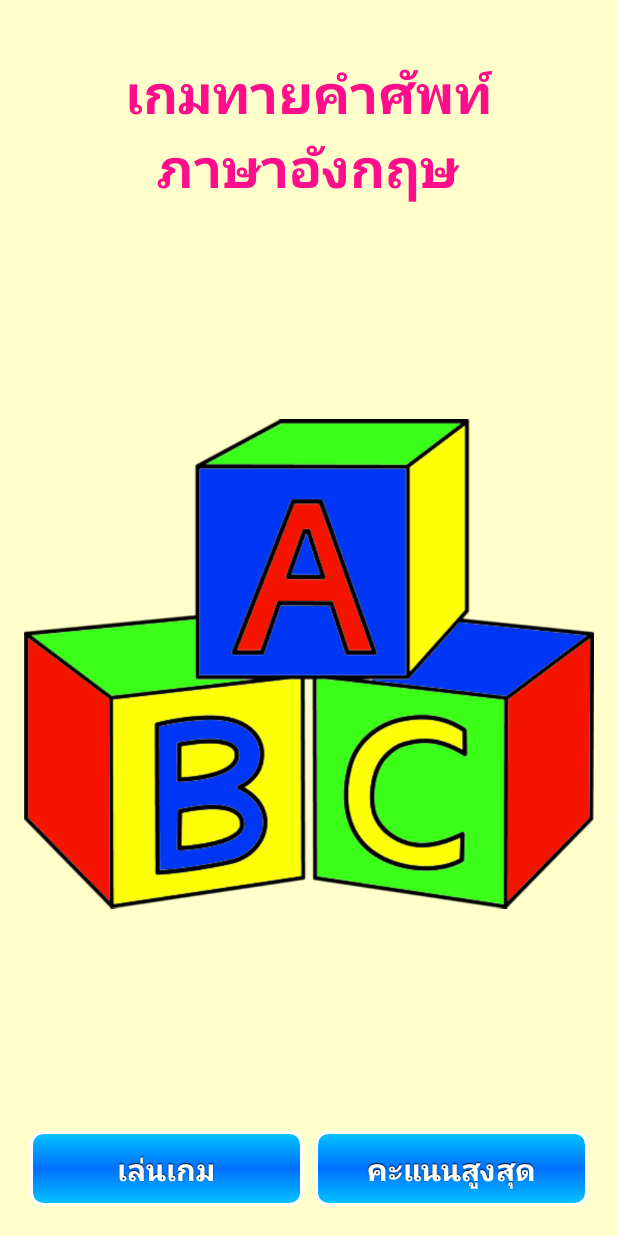
After one commit to chitchy/WordQuizGmae, an Android app: the layout activity_choose_game_acitvity.xml on its own in the app's theme, with its tools: preview values and no code run, on a phone screen of 412 x 824 dp. The commit adds this screen. Run offline under Robolectric (Android 15) with nearby library versions, the phone set to English and light mode, and no system bars.

Commit message:
Create ChooseGame finish

```diff
--- a/app/src/main/AndroidManifest.xml
+++ b/app/src/main/AndroidManifest.xml
@@ -1,15 +1,15 @@
 <?xml version="1.0" encoding="utf-8"?>
 <manifest xmlns:android="http://schemas.android.com/apk/res/android"
-    package="com.example.wordquizgame" >
+    package="com.example.wordquizgame">
 
     <application
         android:allowBackup="true"
         android:icon="@mipmap/ic_launcher"
         android:label="@string/app_name"
-        android:theme="@style/AppTheme" >
+        android:theme="@style/AppTheme">
         <activity
-            android:name=".MainActivity"
-            android:label="@string/app_name" >
+            android:name=".ChooseGameAcitvity"
+            android:label="@string/app_name">
             <intent-filter>
                 <action android:name="android.intent.action.MAIN" />
 
@@ -19,17 +19,15 @@
         <activity
             android:name=".GameActivity"
             android:label="@string/title_activity_game"
-            android:theme="@style/Theme.AppCompat.Light.NoActionBar.FullScreen" >
-        </activity>
+            android:theme="@style/Theme.AppCompat.Light.NoActionBar.FullScreen"></activity>
         <activity
             android:name=".SettingsActivity"
-            android:label="" >
-        </activity>
+            android:label=""></activity>
         <activity
             android:name=".HighScoreActivity"
             android:label="@string/title_activity_high_score"
-            android:theme="@style/Theme.AppCompat.Light.Dialog" >
-        </activity>
+            android:theme="@style/Theme.AppCompat.Light.Dialog"></activity>
+        <activity android:name=".MainActivity"></activity>
     </application>
 
 </manifest>
--- /dev/null
+++ b/app/src/main/java/com/example/wordquizgame/ChooseGameAcitvity.java
@@ -0,0 +1,13 @@
+package com.example.wordquizgame;
+
+import android.support.v7.app.ActionBarActivity;
+import android.os.Bundle;
+
+public class ChooseGameAcitvity extends ActionBarActivity {
+
+    @Override
+    protected void onCreate(Bundle savedInstanceState) {
+        super.onCreate(savedInstanceState);
+        setContentView(R.layout.activity_choose_game_acitvity);
+    }
+}
--- /dev/null
+++ b/app/src/main/res/layout/activity_choose_game_acitvity.xml
@@ -0,0 +1,55 @@
+<LinearLayout xmlns:android="http://schemas.android.com/apk/res/android"
+    xmlns:tools="http://schemas.android.com/tools"
+    android:layout_width="match_parent"
+    android:layout_height="match_parent"
+    android:background="@color/background_color"
+    android:gravity="center"
+    android:orientation="vertical"
+    android:paddingBottom="@dimen/activity_vertical_margin"
+    android:paddingLeft="@dimen/activity_horizontal_margin"
+    android:paddingRight="@dimen/activity_horizontal_margin"
+    android:paddingTop="@dimen/activity_vertical_margin"
+    tools:context=".MainActivity">
+
+    <TextView
+        android:layout_width="wrap_content"
+        android:layout_height="wrap_content"
+        android:layout_marginTop="20dp"
+        android:gravity="center"
+        android:text="@string/app_title"
+        android:textColor="@color/title_color"
+        android:textSize="36sp"
+        android:textStyle="bold"/>
+
+    <ImageView
+        android:layout_width="match_parent"
+        android:layout_height="0dp"
+        android:layout_gravity="center_horizontal"
+        android:layout_marginBottom="50dp"
+        android:layout_marginTop="50dp"
+        android:layout_weight="1"
+        android:src="@drawable/logo"/>
+
+    <LinearLayout
+        android:layout_width="match_parent"
+        android:layout_height="wrap_content"
+        android:orientation="horizontal">
+
+        <Button
+            android:id="@+id/playGameButton1"
+            android:layout_width="0dp"
+            android:layout_height="50dp"
+            android:layout_margin="4dp"
+            android:layout_weight="1"
+            android:text="@string/play_game_label"/>
+
+        <Button
+            android:id="@+id/highScoreButton1"
+            android:layout_width="0dp"
+            android:layout_height="50dp"
+            android:layout_margin="4dp"
+            android:layout_weight="1"
+            android:text="@string/high_score_label"/>
+
+    </LinearLayout>
+</LinearLayout>
--- a/app/src/main/res/values/arrays.xml
+++ b/app/src/main/res/values/arrays.xml
@@ -35,4 +35,12 @@
         <item>numbers</item>
     </string-array>
 
+    <string-array name="my_game">
+
+        <item>Game1</item>
+        <item>Game2</item>
+        <item>Game3</item>
+
+    </string-array>
+
 </resources>
```
